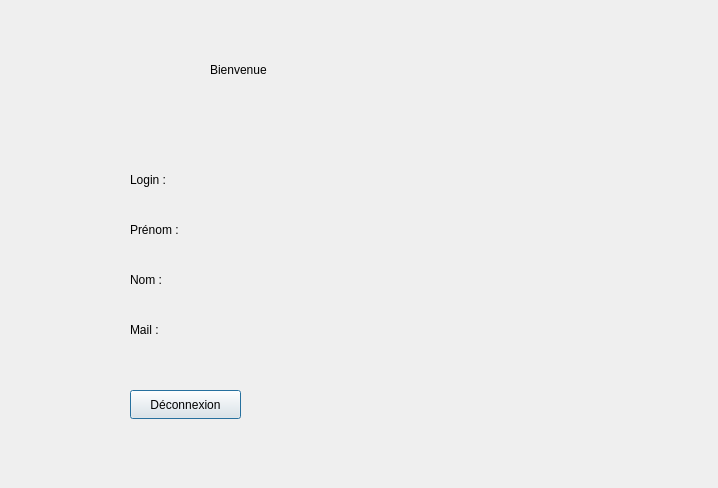
The window that forms/mainpage.ui (BethencourtFlorian/Platlog_c) describes before a commit, drawn with Qt 5.
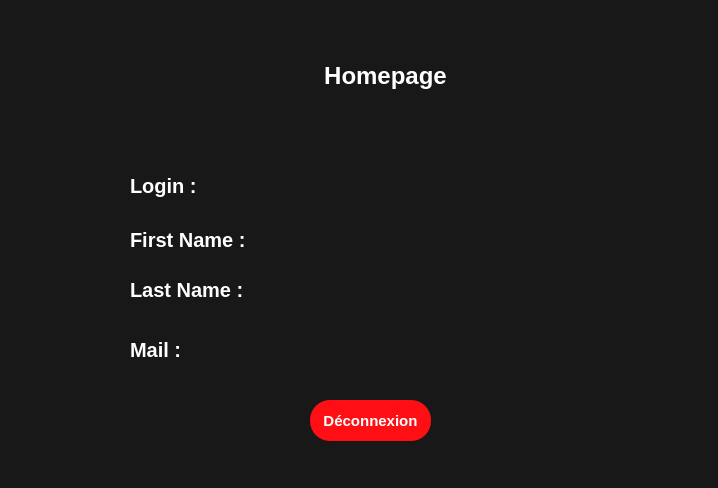
The same window after the commit.

```diff
--- a/forms/mainpage.ui
+++ b/forms/mainpage.ui
@@ -13,17 +13,32 @@
   <property name="windowTitle">
    <string>Dialog</string>
   </property>
+  <property name="styleSheet">
+   <string notr="true">font: 8pt &quot;Segoe UI&quot;;
+background-color: rgb(24, 24, 24);</string>
+  </property>
   <widget class="QLabel" name="title">
    <property name="geometry">
     <rect>
      <x>210</x>
      <y>60</y>
-     <width>221</width>
-     <height>20</height>
+     <width>351</width>
+     <height>31</height>
     </rect>
    </property>
+   <property name="styleSheet">
+    <string notr="true">QLabel{
+	font-size: 24px;
+	font-weight: bold;
+	
+	color: rgb(255, 255, 255);
+}</string>
+   </property>
    <property name="text">
-    <string>Bienvenue </string>
+    <string>Homepage</string>
+   </property>
+   <property name="alignment">
+    <set>Qt::AlignCenter</set>
    </property>
   </widget>
   <widget class="QLabel" name="info_login">
@@ -31,10 +46,18 @@
     <rect>
      <x>130</x>
      <y>170</y>
-     <width>251</width>
-     <height>20</height>
+     <width>411</width>
+     <height>31</height>
     </rect>
    </property>
+   <property name="styleSheet">
+    <string notr="true">QLabel{
+	font-size: 20px;
+	font-weight: bold;
+	
+	color: rgb(255, 255, 255);
+}</string>
+   </property>
    <property name="text">
     <string>Login :</string>
    </property>
@@ -43,37 +66,61 @@
    <property name="geometry">
     <rect>
      <x>130</x>
-     <y>220</y>
-     <width>271</width>
+     <y>230</y>
+     <width>421</width>
      <height>20</height>
     </rect>
    </property>
+   <property name="styleSheet">
+    <string notr="true">QLabel{
+	font-size: 20px;
+	font-weight: bold;
+	
+	color: rgb(255, 255, 255);
+}</string>
+   </property>
    <property name="text">
-    <string>Prénom :</string>
+    <string>First Name : </string>
    </property>
   </widget>
   <widget class="QLabel" name="info_lastName">
    <property name="geometry">
     <rect>
      <x>130</x>
-     <y>270</y>
-     <width>281</width>
+     <y>280</y>
+     <width>441</width>
      <height>20</height>
     </rect>
    </property>
+   <property name="styleSheet">
+    <string notr="true">QLabel{
+	font-size: 20px;
+	font-weight: bold;
+	
+	color: rgb(255, 255, 255);
+}</string>
+   </property>
    <property name="text">
-    <string>Nom : </string>
+    <string>Last Name :</string>
    </property>
   </widget>
   <widget class="QLabel" name="info_mail">
    <property name="geometry">
     <rect>
      <x>130</x>
-     <y>320</y>
-     <width>321</width>
+     <y>340</y>
+     <width>461</width>
      <height>20</height>
     </rect>
    </property>
+   <property name="styleSheet">
+    <string notr="true">QLabel{
+	font-size: 20px;
+	font-weight: bold;
+	
+	color: rgb(255, 255, 255);
+}</string>
+   </property>
    <property name="text">
     <string>Mail :</string>
    </property>
@@ -81,12 +128,27 @@
   <widget class="QPushButton" name="button_deconnect">
    <property name="geometry">
     <rect>
-     <x>130</x>
-     <y>390</y>
-     <width>111</width>
-     <height>29</height>
+     <x>310</x>
+     <y>400</y>
+     <width>121</width>
+     <height>41</height>
     </rect>
    </property>
+   <property name="styleSheet">
+    <string notr="true">QPushButton{
+	border-radius: 20px;
+	
+	background-color: rgb(255, 15, 19);
+	font-weight:  bold;
+	font-size: 15px;
+	color: rgb(255, 255, 255);
+}
+
+QPushButton:hover{
+	
+	background-color: rgb(185, 1, 5);
+}</string>
+   </property>
    <property name="text">
     <string>Déconnexion</string>
    </property>
```
